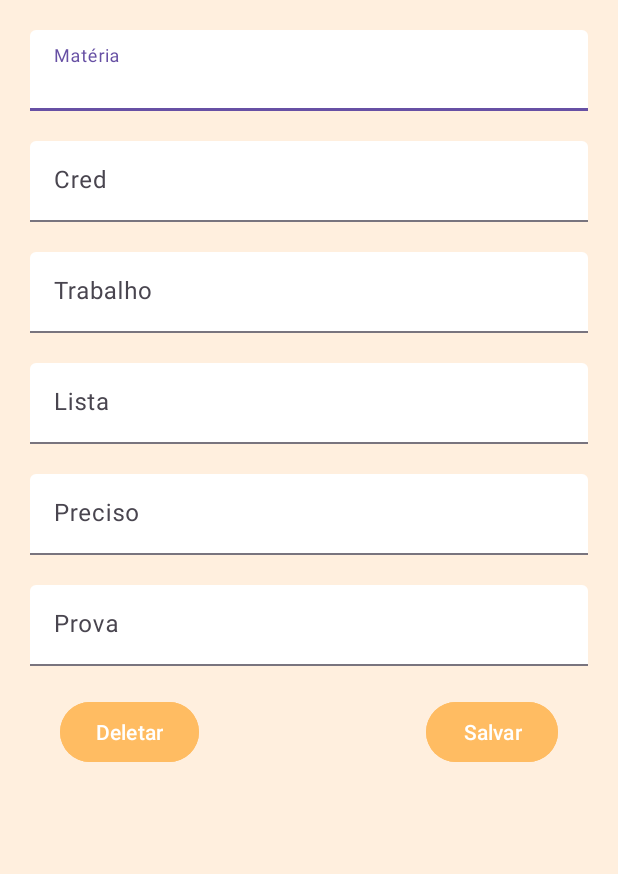
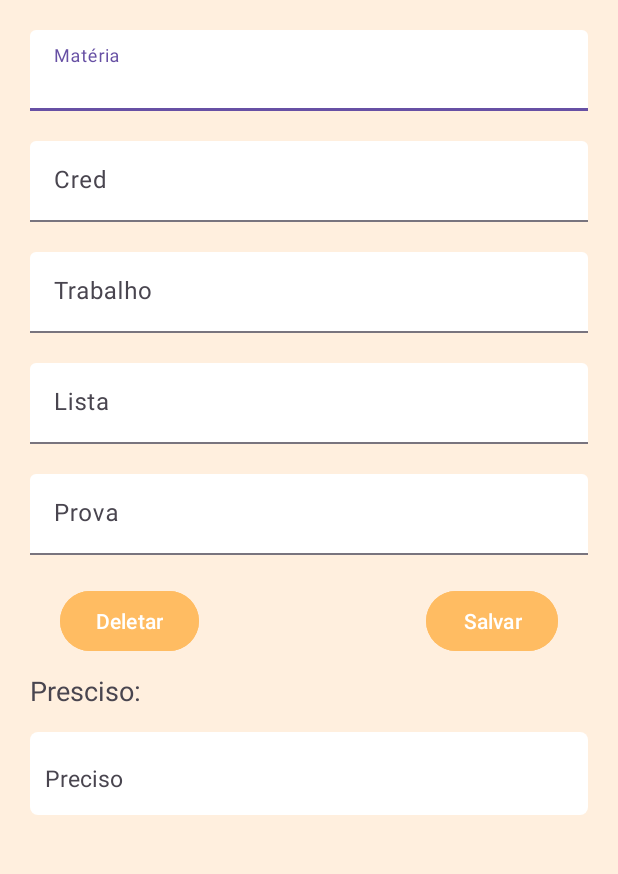
Before and after one commit to VitoriaAyumi/Notas, an Android app: the EditNotas screen opened directly, with no data from a screen before it, on a phone screen of 412 x 824 dp, the part 128-1002 px from its top. Run offline under Robolectric (Android 15) with nearby library versions, the phone set to English and light mode, and no system bars; our stand-ins replace Firebase (no records; nobody signed in at launch, a user with empty details on screens opened directly); Roboto replaces fonts that are not available here; 13 statements that could not run were skipped.

Commit message:
Vih 15.10 commit

```diff
--- a/app/src/main/res/layout/activity_edit_notas.xml
+++ b/app/src/main/res/layout/activity_edit_notas.xml
@@ -2,9 +2,9 @@
 <RelativeLayout xmlns:android="http://schemas.android.com/apk/res/android"
     xmlns:app="http://schemas.android.com/apk/res-auto"
     xmlns:tools="http://schemas.android.com/tools"
+    android:id="@+id/addN"
     android:layout_width="match_parent"
     android:layout_height="match_parent"
-    android:id="@+id/addN"
     android:background="@color/laranjaMaisClaro"
     tools:context=".EditNotas">
 
@@ -19,8 +19,8 @@
             android:id="@+id/imglogo"
             android:layout_width="68dp"
             android:layout_height="61dp"
+            android:layout_gravity="start|center_vertical"
             android:layout_marginStart="16dp"
-            android:layout_gravity="start|center_vertical"
             app:srcCompat="@drawable/logo_img" />
 
         <TextView
@@ -46,140 +46,149 @@
 
     <com.google.android.material.textfield.TextInputLayout
         android:id="@+id/nomeMateriaLayout"
-        android:layout_weight="1"
+        style="@style/Widget.Material3.TextInputLayout.FilledBox.Dense"
         android:layout_width="match_parent"
         android:layout_height="wrap_content"
+        android:layout_below="@id/header"
         android:layout_margin="20dp"
-        android:hint="Matéria"
-        android:layout_below="@id/header"
-        style="@style/Widget.Material3.TextInputLayout.FilledBox.Dense">
+        android:layout_weight="1"
+        android:hint="Matéria">
 
         <com.google.android.material.textfield.TextInputEditText
             android:id="@+id/nomeMateriaET"
             android:layout_width="match_parent"
             android:layout_height="wrap_content"
             android:backgroundTint="@color/white"
-            android:inputType="textCapSentences"/>
+            android:inputType="textCapSentences" />
     </com.google.android.material.textfield.TextInputLayout>
 
     <com.google.android.material.textfield.TextInputLayout
         android:id="@+id/notaCredLayout"
-        android:layout_weight="1"
+        style="@style/Widget.Material3.TextInputLayout.FilledBox.Dense"
         android:layout_width="match_parent"
         android:layout_height="wrap_content"
+        android:layout_below="@id/nomeMateriaLayout"
         android:layout_marginLeft="20dp"
         android:layout_marginRight="20dp"
-        android:hint="Cred"
-        android:layout_below="@id/nomeMateriaLayout"
-        style="@style/Widget.Material3.TextInputLayout.FilledBox.Dense">
+        android:layout_weight="1"
+        android:hint="Cred">
 
         <com.google.android.material.textfield.TextInputEditText
             android:id="@+id/notaCredET"
             android:layout_width="match_parent"
             android:layout_height="wrap_content"
             android:backgroundTint="@color/white"
-            android:inputType="numberDecimal"/>
+            android:inputType="numberDecimal" />
     </com.google.android.material.textfield.TextInputLayout>
 
     <com.google.android.material.textfield.TextInputLayout
         android:id="@+id/notaTrabLayout"
-        android:layout_weight="1"
+        style="@style/Widget.Material3.TextInputLayout.FilledBox.Dense"
         android:layout_width="match_parent"
         android:layout_height="wrap_content"
+        android:layout_below="@id/notaCredLayout"
+        android:layout_marginLeft="20dp"
         android:layout_marginTop="20dp"
-        android:layout_marginLeft="20dp"
         android:layout_marginRight="20dp"
-        android:hint="Trabalho"
-        android:layout_below="@id/notaCredLayout"
-        style="@style/Widget.Material3.TextInputLayout.FilledBox.Dense">
+        android:layout_weight="1"
+        android:hint="Trabalho">
 
         <com.google.android.material.textfield.TextInputEditText
             android:id="@+id/notaTrabET"
             android:layout_width="match_parent"
             android:layout_height="wrap_content"
             android:backgroundTint="@color/white"
-            android:inputType="numberDecimal"/>
+            android:inputType="numberDecimal" />
     </com.google.android.material.textfield.TextInputLayout>
 
     <com.google.android.material.textfield.TextInputLayout
         android:id="@+id/notaListaLayout"
-        android:layout_weight="1"
+        style="@style/Widget.Material3.TextInputLayout.FilledBox.Dense"
         android:layout_width="match_parent"
         android:layout_height="wrap_content"
+        android:layout_below="@id/notaTrabLayout"
+        android:layout_marginLeft="20dp"
         android:layout_marginTop="20dp"
-        android:layout_marginLeft="20dp"
         android:layout_marginRight="20dp"
-        android:hint="Lista"
-        android:layout_below="@id/notaTrabLayout"
-        style="@style/Widget.Material3.TextInputLayout.FilledBox.Dense">
+        android:layout_weight="1"
+        android:hint="Lista">
 
         <com.google.android.material.textfield.TextInputEditText
             android:id="@+id/notaListaET"
             android:layout_width="match_parent"
             android:layout_height="wrap_content"
             android:backgroundTint="@color/white"
-            android:inputType="numberDecimal"/>
-    </com.google.android.material.textfield.TextInputLayout>
-
-    <com.google.android.material.textfield.TextInputLayout
-        android:id="@+id/notaPrecisoLayout"
-        android:layout_weight="1"
-        android:layout_width="match_parent"
-        android:layout_height="wrap_content"
-        android:layout_marginTop="20dp"
-        android:layout_marginLeft="20dp"
-        android:layout_marginRight="20dp"
-        android:hint="Preciso"
-        android:layout_below="@id/notaListaLayout"
-        android:visibility="visible"
-        style="@style/Widget.Material3.TextInputLayout.FilledBox.Dense">
-
-        <com.google.android.material.textfield.TextInputEditText
-            android:id="@+id/notaPrecisoET"
-            android:layout_width="match_parent"
-            android:layout_height="wrap_content"
-            android:backgroundTint="@color/white"
-            android:inputType="numberDecimal"/>
+            android:inputType="numberDecimal" />
     </com.google.android.material.textfield.TextInputLayout>
 
     <com.google.android.material.textfield.TextInputLayout
         android:id="@+id/notaProvaLayout"
-        android:layout_weight="1"
+        style="@style/Widget.Material3.TextInputLayout.FilledBox.Dense"
         android:layout_width="match_parent"
         android:layout_height="wrap_content"
+        android:layout_below="@id/notaListaLayout"
         android:layout_margin="20dp"
+        android:layout_weight="1"
         android:hint="Prova"
-        android:layout_below="@id/notaPrecisoLayout"
-        android:visibility="visible"
-        style="@style/Widget.Material3.TextInputLayout.FilledBox.Dense">
+        android:visibility="visible">
 
         <com.google.android.material.textfield.TextInputEditText
             android:id="@+id/notaProvaET"
             android:layout_width="match_parent"
             android:layout_height="wrap_content"
             android:backgroundTint="@color/white"
-            android:inputType="numberDecimal"/>
+            android:inputType="numberDecimal" />
+    </com.google.android.material.textfield.TextInputLayout>
+
+    <TextView
+        android:layout_width="wrap_content"
+        android:layout_height="wrap_content"
+        android:layout_marginTop="10dp"
+        android:layout_marginLeft="20dp"
+        android:text="Presciso:"
+        android:textSize="18dp"
+        android:layout_below="@id/save"/>
+
+    <com.google.android.material.textfield.TextInputLayout
+        android:id="@+id/notaPrecisoLayout"
+        style="@style/Widget.Material3.TextInputLayout.FilledBox.Dense"
+        android:layout_width="match_parent"
+        android:layout_height="wrap_content"
+        android:layout_below="@id/save"
+        android:layout_marginLeft="20dp"
+        android:layout_marginTop="50dp"
+        android:layout_marginRight="20dp">
+
+        <TextView
+            android:id="@+id/notaPrecisoTxt"
+            android:layout_width="match_parent"
+            android:layout_height="55.2dp"
+            android:background="@drawable/rnd_add_edit"
+            android:paddingLeft="10dp"
+            android:paddingTop="20dp"
+            android:text="Preciso"
+            android:textSize="15dp" />
     </com.google.android.material.textfield.TextInputLayout>
 
     <com.google.android.material.button.MaterialButton
+        android:id="@+id/delete"
         android:layout_width="wrap_content"
         android:layout_height="wrap_content"
         android:layout_below="@id/notaProvaLayout"
         android:layout_alignStart="@id/notaProvaLayout"
+        android:layout_marginStart="20dp"
+        android:backgroundTint="@color/laranja3"
         android:text="Deletar"
-        app:backgroundTint="@android:color/holo_red_light"
-        android:layout_marginStart="20sp"
-        android:id="@+id/delete"
-        android:backgroundTint="@color/laranja3"/>
+        app:backgroundTint="@android:color/holo_red_light" />
 
     <com.google.android.material.button.MaterialButton
+        android:id="@+id/save"
         android:layout_width="wrap_content"
         android:layout_height="wrap_content"
-        android:text="Salvar"
+        android:layout_below="@id/notaProvaLayout"
         android:layout_alignEnd="@id/notaProvaLayout"
-        android:layout_below="@id/notaProvaLayout"
-        android:id="@+id/save"
         android:layout_marginEnd="20sp"
-        android:backgroundTint="@color/laranja3"/>
+        android:backgroundTint="@color/laranja3"
+        android:text="Salvar" />
 
 </RelativeLayout>
```
Also changed, not shown: app/src/main/java/com/example/controlenotas/AddNotas.java (+15 -7 lines), app/src/main/java/com/example/controlenotas/EditNotas.java (+31 -11 lines), app/src/main/res/layout/activity_add_notas.xml (+35 -52 lines).
